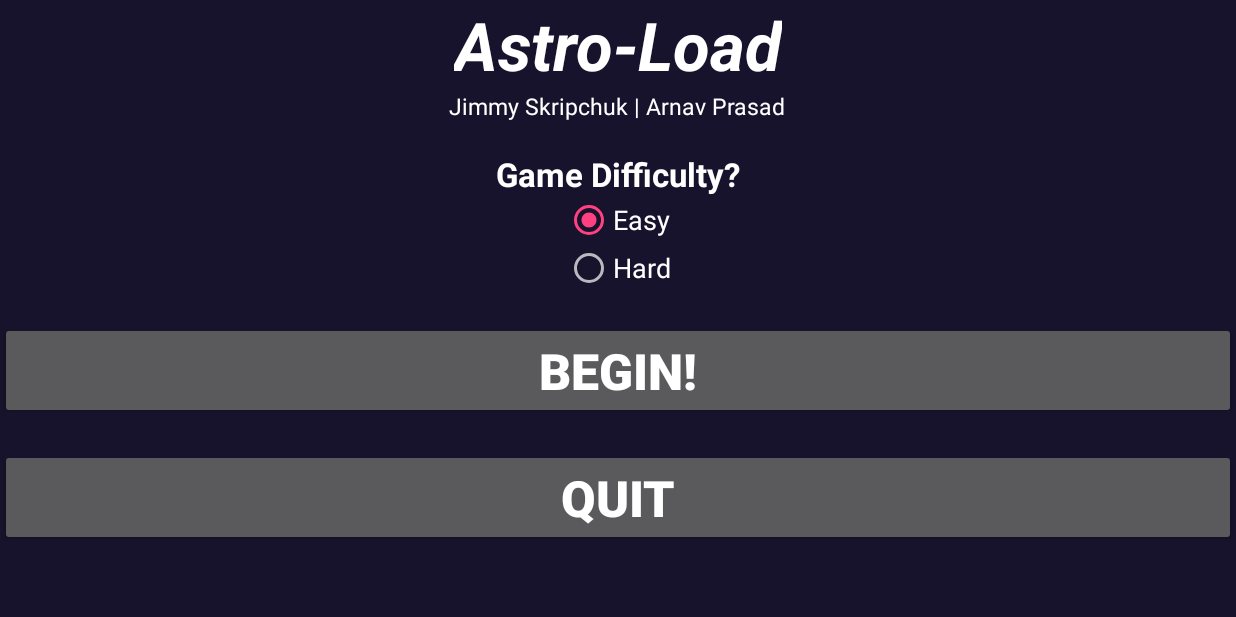
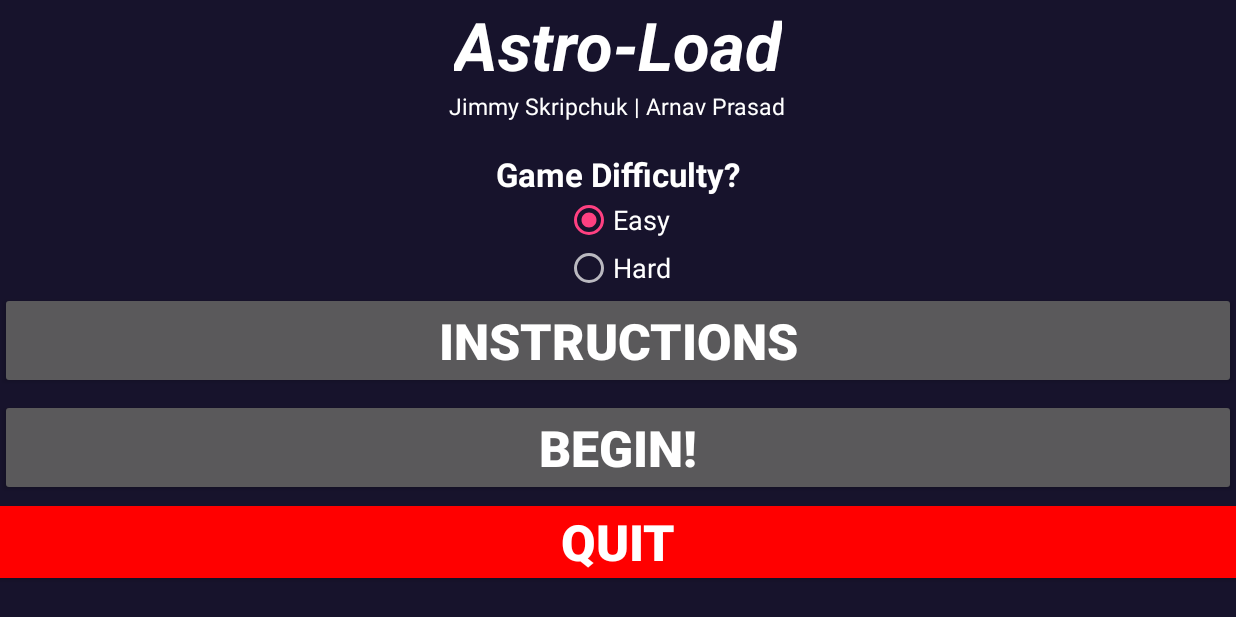
Before and after one commit to Java-CDS-club/cisc181-project, an Android app: the screen it shows after launch (StartActivity), on a phone screen of 824 x 412 dp (held sideways). Run offline under Robolectric (Android 15) with nearby library versions, the phone set to English and light mode, and no system bars.

Commit message:
DID ALL THE THINGS
Added instructions, balanced fuel, new images… game is done!

```diff
--- a/app/src/main/AndroidManifest.xml
+++ b/app/src/main/AndroidManifest.xml
@@ -11,7 +11,7 @@
         android:theme="@style/AppTheme">
         <activity
             android:name=".MainActivity"
-            android:screenOrientation="landscape"></activity>
+            android:screenOrientation="landscape" />
         <activity
             android:name=".StartActivity"
             android:screenOrientation="landscape">
@@ -21,7 +21,8 @@
                 <category android:name="android.intent.category.LAUNCHER" />
             </intent-filter>
         </activity>
-        <activity android:name=".ScoreActivity"></activity>
+        <activity android:name=".ScoreActivity" />
+        <activity android:name=".Instructions"></activity>
     </application>
 
 </manifest>
--- a/app/src/main/res/layout/activity_start.xml
+++ b/app/src/main/res/layout/activity_start.xml
@@ -31,6 +31,7 @@
         android:textStyle="bold"
         android:textColor="#ffffff"
         android:text="Game Difficulty?" />
+
     <RadioGroup
         android:id="@+id/fuelAmount"
         android:layout_width="wrap_content"
@@ -51,10 +52,18 @@
     </RadioGroup>
 
     <Button
+        android:textStyle="bold"
+        android:textSize="15pt"
+        android:id="@+id/instructionsButton"
+        android:layout_width="match_parent"
+        android:layout_height="wrap_content"
+        android:onClick="showInstructions"
+        android:text="INSTRUCTIONS" />
+    <Button
         android:text="Begin!"
         android:textSize="15pt"
         android:textStyle="bold"
-        android:layout_marginTop="30px"
+        android:layout_marginTop="10px"
         android:layout_width="match_parent"
         android:layout_height="wrap_content"
         android:onClick="startGame"
@@ -63,9 +72,10 @@
         android:text="Quit"
         android:textSize="15pt"
         android:textStyle="bold"
-        android:layout_marginTop="30px"
+        android:layout_marginTop="10px"
         android:layout_width="match_parent"
         android:layout_height="wrap_content"
         android:onClick="quitGame"
+        android:background="#ff0000"
         android:id="@+id/quitButton" />
 </LinearLayout>
```
Also changed, not shown: app/src/main/java/cisc181/finalproject/Instructions.java (added, +21 -0 lines), app/src/main/java/cisc181/finalproject/MyAnimatedSurfaceView.java (+9 -3 lines), app/src/main/java/cisc181/finalproject/StartActivity.java (+7 -0 lines), app/src/main/res/layout/activity_instructions.xml (added, +65 -0 lines), app/src/main/res/drawable/iss.jpg (deleted), app/src/main/res/drawable/iss.png (added), app/src/main/res/drawable/tank.jpeg (deleted), app/src/main/res/drawable/tank.png (added).
